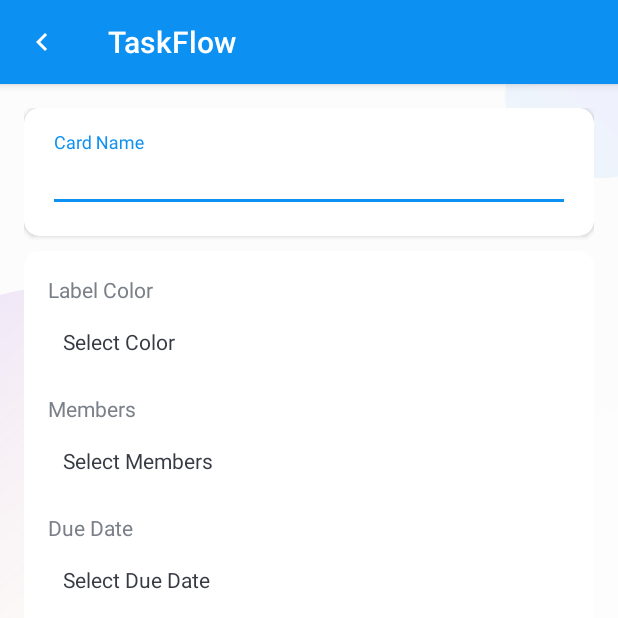
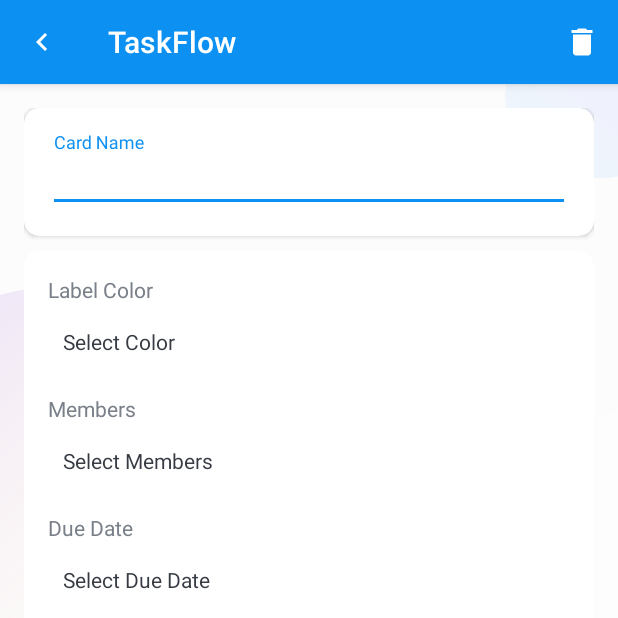
Before and after one commit to proooooogiba/TaskFlow, an Android app: the CardDetailsActivity screen opened directly, with no data from a screen before it, on a phone screen of 412 x 824 dp, the top half of it. Run offline under Robolectric (Android 15) with nearby library versions, the phone set to English and light mode, and no system bars; our stand-ins replace Firebase (no records; nobody signed in at launch, a user with empty details on screens opened directly); 2 statements that could not run were skipped.

Commit message:
Deleting card functionality is added

```diff
--- a/app/src/main/java/com/example/taskflow/models/Task.kt
+++ b/app/src/main/java/com/example/taskflow/models/Task.kt
@@ -7,7 +7,7 @@ import com.example.taskflow.models.Card
 data class Task (
     var title: String = "",
     val createdBy: String = "",
-    val cards: ArrayList<Card> = ArrayList()
+    var cards: ArrayList<Card> = ArrayList()
 ): Parcelable {
     constructor(parcel: Parcel): this(
         parcel.readString()!!,
--- /dev/null
+++ b/app/src/main/res/drawable/ic_vector_delete_24.xml
@@ -0,0 +1,5 @@
+<vector android:height="24dp" android:tint="#FFFFFF"
+    android:viewportHeight="24" android:viewportWidth="24"
+    android:width="24dp" xmlns:android="http://schemas.android.com/apk/res/android">
+    <path android:fillColor="@android:color/white" android:pathData="M6,19c0,1.1 0.9,2 2,2h8c1.1,0 2,-0.9 2,-2V7H6v12zM19,4h-3.5l-1,-1h-5l-1,1H5v2h14V4z"/>
+</vector>
--- /dev/null
+++ b/app/src/main/res/menu/menu_delete_card.xml
@@ -0,0 +1,11 @@
+<?xml version="1.0" encoding="utf-8"?>
+<menu xmlns:android="http://schemas.android.com/apk/res/android"
+    xmlns:app="http://schemas.android.com/apk/res-auto">
+    <item
+        android:id="@+id/action_delete_card"
+        android:icon="@drawable/ic_vector_delete_24"
+        android:orderInCategory="100"
+        android:title="@string/delete_card"
+        app:showAsAction="always"
+        ></item>
+</menu>
--- a/app/src/main/res/values/strings.xml
+++ b/app/src/main/res/values/strings.xml
@@ -54,4 +54,11 @@
     <string name="due_date">Due Date</string>
     <string name="select_due_date">Select Due Date</string>
 
+    <string name="delete_card">Delete Card</string>
+
+    <string name="alert">Alert</string>
+    <string name="confirmation_message_to_delete_card">Are you sure you want to delete card \'%1$s\'?</string>
+    <string name="yes">Yes</string>
+    <string name="no">No</string>
+
 </resources>
```
Also changed, not shown: app/src/main/java/com/example/taskflow/activities/CardDetailsActivity.kt (+98 -1 lines), app/src/main/java/com/example/taskflow/activities/TaskListActivity.kt (+4 -3 lines), app/src/main/java/com/example/taskflow/firebase/FirestoreClass.kt (+11 -4 lines).
